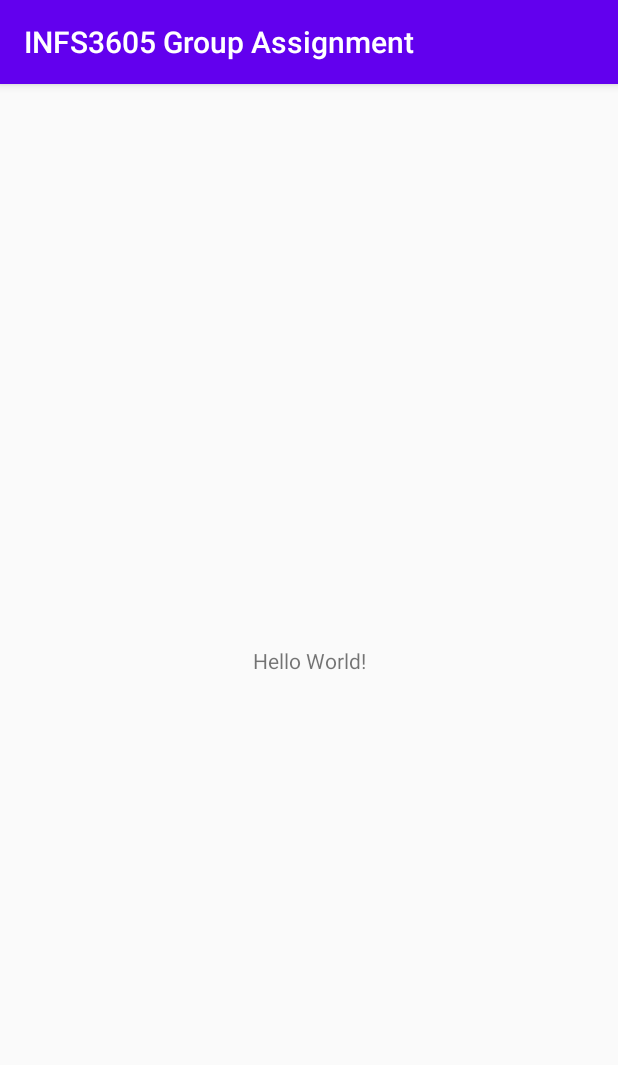
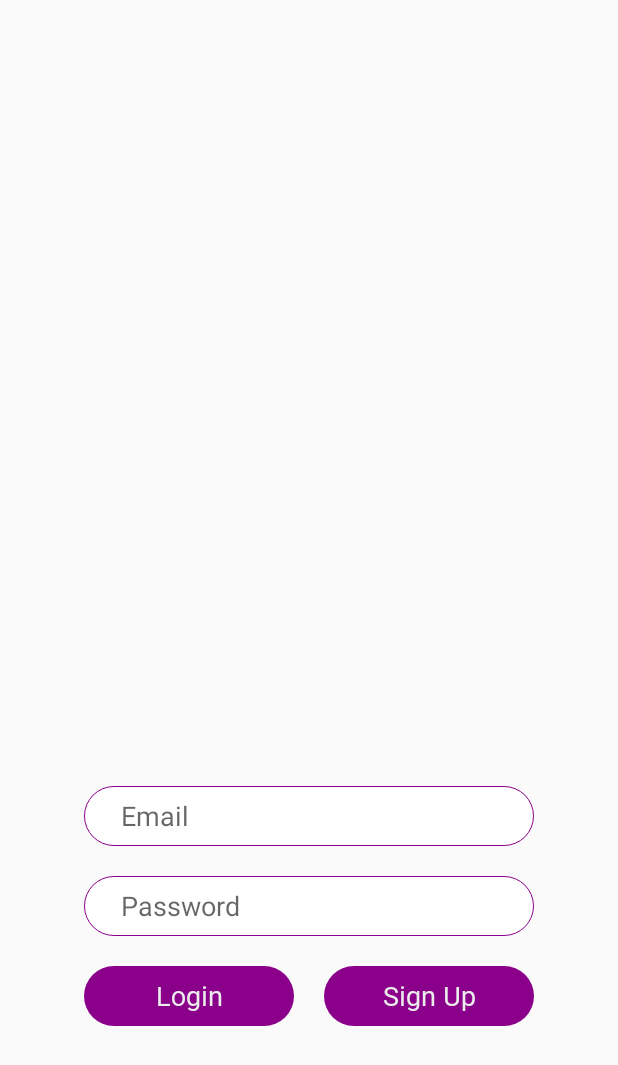
Before and after one commit to Zenith-Consulting-3605/ZenithConsultingGA, an Android app: the screen it shows after launch (MainActivity), on a phone screen of 412 x 824 dp. Shown: the top 1065 px of the screen. Run offline under Robolectric (Android 15) with nearby library versions, the phone set to English and light mode, and no system bars.

Commit message:
MainActivity: - Created general UI layout - Linked SignUp and Home Pages

```diff
--- a/app/src/main/AndroidManifest.xml
+++ b/app/src/main/AndroidManifest.xml
@@ -9,6 +9,8 @@
         android:roundIcon="@mipmap/ic_launcher_round"
         android:supportsRtl="true"
         android:theme="@style/AppTheme">
+        <activity android:name=".SignUp"></activity>
+        <activity android:name=".Home" />
         <activity android:name=".MainActivity">
             <intent-filter>
                 <action android:name="android.intent.action.MAIN" />
--- /dev/null
+++ b/app/src/main/java/com/example/infs3605groupassignment/Home.java
@@ -0,0 +1,14 @@
+package com.example.infs3605groupassignment;
+
+import androidx.appcompat.app.AppCompatActivity;
+
+import android.os.Bundle;
+
+public class Home extends AppCompatActivity {
+
+    @Override
+    protected void onCreate(Bundle savedInstanceState) {
+        super.onCreate(savedInstanceState);
+        setContentView(R.layout.activity_home);
+    }
+}
--- a/app/src/main/java/com/example/infs3605groupassignment/MainActivity.java
+++ b/app/src/main/java/com/example/infs3605groupassignment/MainActivity.java
@@ -2,13 +2,34 @@
 
 import androidx.appcompat.app.AppCompatActivity;
 
+import android.content.Intent;
 import android.os.Bundle;
+import android.view.View;
+import android.widget.Button;
 
 public class MainActivity extends AppCompatActivity {
+    private Button signIn;
+    private Button signUp;
 
     @Override
     protected void onCreate(Bundle savedInstanceState) {
         super.onCreate(savedInstanceState);
         setContentView(R.layout.activity_main);
+
+        signIn = findViewById(R.id.btnLogin);
+        signIn.setOnClickListener(new View.OnClickListener() {
+            @Override
+            public void onClick(View v) {
+                startActivity(new Intent(MainActivity.this, Home.class));
+            }
+        });
+
+        signUp = findViewById(R.id.btnSignUp);
+        signUp.setOnClickListener(new View.OnClickListener() {
+            @Override
+            public void onClick(View v) {
+                startActivity(new Intent(MainActivity.this, SignUp.class));
+            }
+        });
     }
 }
--- /dev/null
+++ b/app/src/main/java/com/example/infs3605groupassignment/SignUp.java
@@ -0,0 +1,14 @@
+package com.example.infs3605groupassignment;
+
+import androidx.appcompat.app.AppCompatActivity;
+
+import android.os.Bundle;
+
+public class SignUp extends AppCompatActivity {
+
+    @Override
+    protected void onCreate(Bundle savedInstanceState) {
+        super.onCreate(savedInstanceState);
+        setContentView(R.layout.activity_sign_up);
+    }
+}
--- /dev/null
+++ b/app/src/main/res/drawable/button.xml
@@ -0,0 +1,6 @@
+<?xml version="1.0" encoding="utf-8"?>
+<shape android:shape="rectangle" xmlns:android="http://schemas.android.com/apk/res/android">
+
+    <corners android:radius="20sp"/>
+    <solid android:color="@color/dark_magenta"/>
+</shape>
--- /dev/null
+++ b/app/src/main/res/drawable/input_field.xml
@@ -0,0 +1,8 @@
+<?xml version="1.0" encoding="utf-8"?>
+<shape android:shape="rectangle" xmlns:android="http://schemas.android.com/apk/res/android">
+
+    <solid android:color="@color/white"/>
+    <corners android:radius="20sp"/>
+    <padding android:left="25sp"/>
+    <stroke android:width="0.8dp" android:color="@color/dark_magenta"/>
+</shape>
--- /dev/null
+++ b/app/src/main/res/layout/activity_home.xml
@@ -0,0 +1,9 @@
+<?xml version="1.0" encoding="utf-8"?>
+<androidx.constraintlayout.widget.ConstraintLayout xmlns:android="http://schemas.android.com/apk/res/android"
+    xmlns:app="http://schemas.android.com/apk/res-auto"
+    xmlns:tools="http://schemas.android.com/tools"
+    android:layout_width="match_parent"
+    android:layout_height="match_parent"
+    tools:context=".Home">
+
+</androidx.constraintlayout.widget.ConstraintLayout>
--- a/app/src/main/res/layout/activity_main.xml
+++ b/app/src/main/res/layout/activity_main.xml
@@ -6,13 +6,69 @@
     android:layout_height="match_parent"
     tools:context=".MainActivity">
 
-    <TextView
-        android:layout_width="wrap_content"
-        android:layout_height="wrap_content"
-        android:text="Hello World!"
+    <EditText
+        android:id="@+id/edtEmail"
+        android:layout_width="300sp"
+        android:layout_height="40sp"
+        android:layout_marginStart="55dp"
+        android:layout_marginLeft="55dp"
+        android:layout_marginEnd="56dp"
+        android:layout_marginRight="56dp"
+        android:layout_marginBottom="20dp"
+        android:background="@drawable/input_field"
+        android:ems="10"
+        android:hint="Email"
+        android:inputType="textPersonName"
+        app:layout_constraintBottom_toTopOf="@+id/edtPassword"
+        app:layout_constraintEnd_toEndOf="parent"
+        app:layout_constraintHorizontal_bias="0.5"
+        app:layout_constraintStart_toStartOf="parent" />
+
+    <EditText
+        android:id="@+id/edtPassword"
+        android:layout_width="300sp"
+        android:layout_height="40sp"
+        android:layout_marginStart="55dp"
+        android:layout_marginLeft="55dp"
+        android:layout_marginEnd="56dp"
+        android:layout_marginRight="56dp"
+        android:layout_marginBottom="200dp"
+        android:background="@drawable/input_field"
+        android:ems="10"
+        android:hint="Password"
+        android:inputType="textPersonName"
         app:layout_constraintBottom_toBottomOf="parent"
-        app:layout_constraintLeft_toLeftOf="parent"
-        app:layout_constraintRight_toRightOf="parent"
-        app:layout_constraintTop_toTopOf="parent" />
+        app:layout_constraintEnd_toEndOf="parent"
+        app:layout_constraintHorizontal_bias="0.5"
+        app:layout_constraintStart_toStartOf="parent" />
 
+    <Button
+        android:id="@+id/btnLogin"
+        style="?android:attr/borderlessButtonStyle"
+        android:layout_width="140sp"
+        android:layout_height="40sp"
+        android:layout_marginTop="20dp"
+        android:background="@drawable/button"
+        android:fontFamily="@font/regular"
+        android:text="Login"
+        android:textAllCaps="false"
+        android:textColor="@color/light_gray"
+        android:textSize="18sp"
+        app:layout_constraintStart_toStartOf="@+id/edtPassword"
+        app:layout_constraintTop_toBottomOf="@+id/edtPassword" />
+
+    <Button
+        android:id="@+id/btnSignUp"
+        style="?android:attr/borderlessButtonStyle"
+        android:layout_width="140sp"
+        android:layout_height="40sp"
+        android:layout_marginTop="20dp"
+        android:background="@drawable/button"
+        android:fontFamily="@font/regular"
+        android:text="Sign Up"
+        android:textAllCaps="false"
+        android:textColor="@color/light_gray"
+        android:textSize="18sp"
+        app:layout_constraintEnd_toEndOf="@+id/edtPassword"
+        app:layout_constraintTop_toBottomOf="@+id/edtPassword" />
 </androidx.constraintlayout.widget.ConstraintLayout>
--- /dev/null
+++ b/app/src/main/res/layout/activity_sign_up.xml
@@ -0,0 +1,9 @@
+<?xml version="1.0" encoding="utf-8"?>
+<androidx.constraintlayout.widget.ConstraintLayout xmlns:android="http://schemas.android.com/apk/res/android"
+    xmlns:app="http://schemas.android.com/apk/res-auto"
+    xmlns:tools="http://schemas.android.com/tools"
+    android:layout_width="match_parent"
+    android:layout_height="match_parent"
+    tools:context=".SignUp">
+
+</androidx.constraintlayout.widget.ConstraintLayout>
--- a/app/src/main/res/values/colors.xml
+++ b/app/src/main/res/values/colors.xml
@@ -1,6 +1,12 @@
 <?xml version="1.0" encoding="utf-8"?>
 <resources>
-    <color name="colorPrimary">#6200EE</color>
-    <color name="colorPrimaryDark">#3700B3</color>
-    <color name="colorAccent">#03DAC5</color>
+    <color name="colorPrimary">#8B008B</color>
+    <color name="colorPrimaryDark">#8B008B</color>
+    <color name="colorAccent">#8B008B</color>
+
+    <color name="green">#77C700</color>
+    <color name="yellow">#ECC32E</color>
+    <color name="white">#FFFFFF</color>
+    <color name="light_gray">#ECECEC</color>
+    <color name="dark_magenta">#8B008B</color>
 </resources>
--- a/app/src/main/res/values/styles.xml
+++ b/app/src/main/res/values/styles.xml
@@ -6,6 +6,8 @@
         <item name="colorPrimary">@color/colorPrimary</item>
         <item name="colorPrimaryDark">@color/colorPrimaryDark</item>
         <item name="colorAccent">@color/colorAccent</item>
+        <item name="windowNoTitle">true</item>
+
     </style>
 
 </resources>
```
